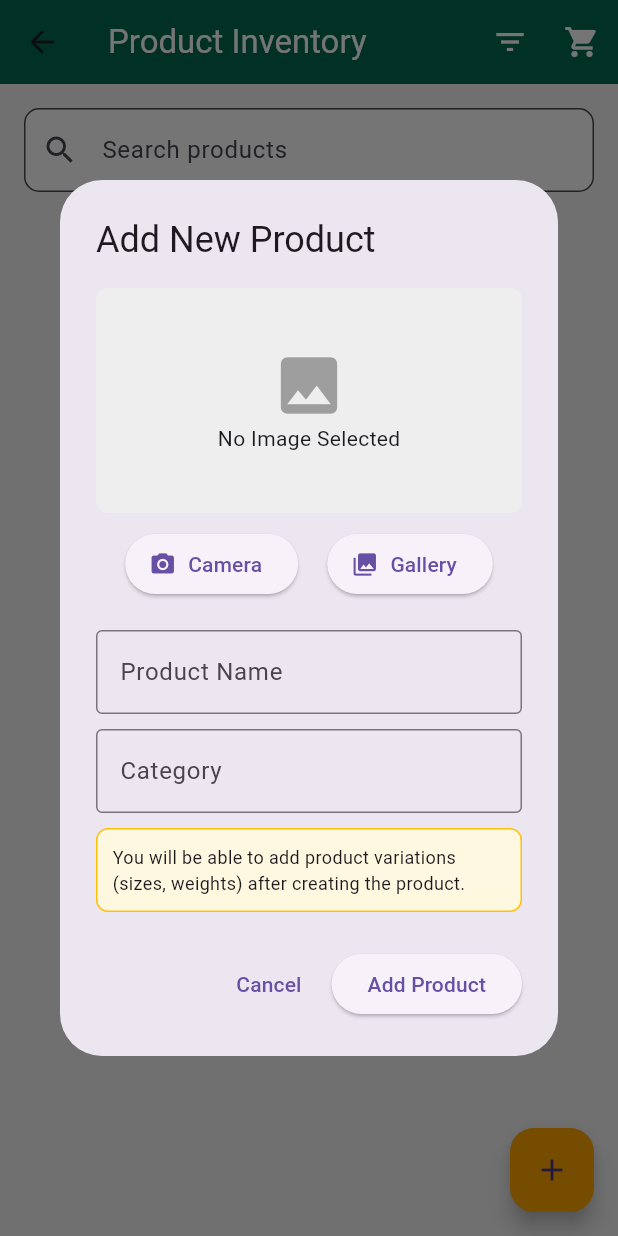
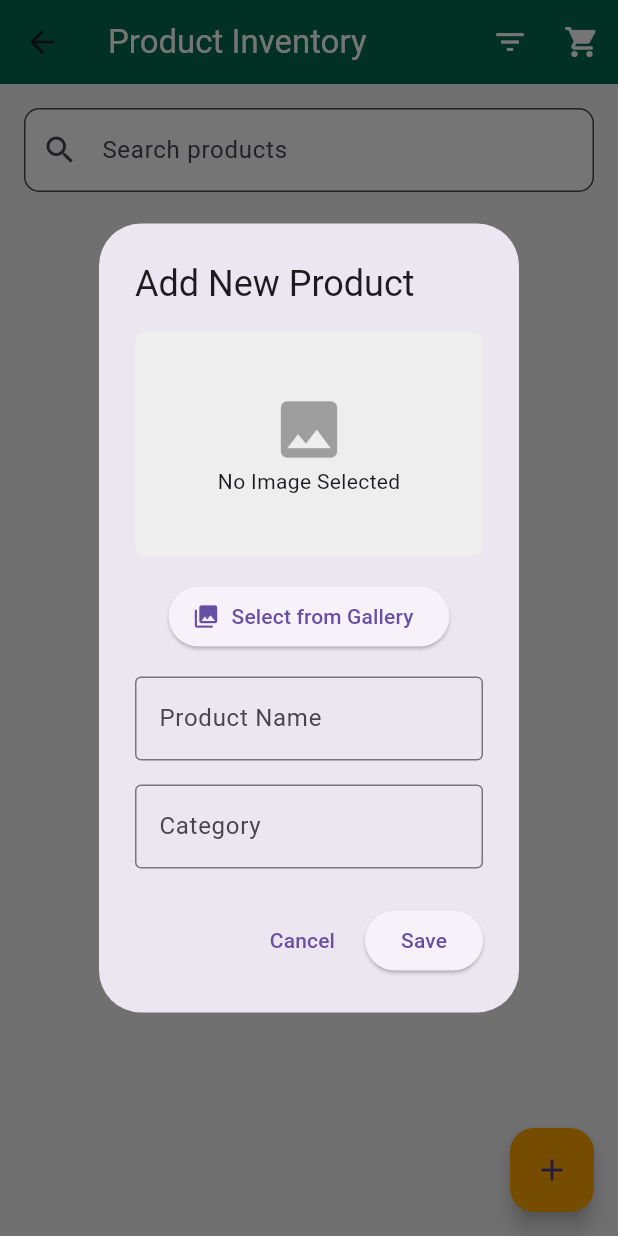
Before and after one commit to udaypatil18/storeapp, a Flutter app: the ProductPage screen opened directly, after a tap on "Add your first product", on a phone screen of 412 x 824 dp. Run offline on Flutter 3.47's test engine with Material 3 defaults, Android fonts, the phone set to English and light mode, and no system bars; our stand-ins replace cloud_firestore, firebase_auth, firebase_core, flutter_staggered_animations, google_fonts, image_picker and 4 more; accounts and stored records are empty.

Commit message:
remove camera

```diff
--- a/lib/Screen/inventory.dart
+++ b/lib/Screen/inventory.dart
@@ -16,15 +16,11 @@ import '../firebase_services/firebase_service.dart';
 
 // Before taking/picking images
 Future<void> requestPermissions() async {
-  Map<Permission, PermissionStatus> statuses = await [
-    Permission.camera,
-    Permission.storage,
-  ].request();
-
-  if (statuses[Permission.camera]!.isDenied ||
-      statuses[Permission.storage]!.isDenied) {
+  final status = await Permission.storage.request();
+
+  if (status.isDenied) {
     SnackBar(
-      content: Text("Please allow the camera permission of taking pictures!"),
+      content: Text("Please allow storage permission for selecting images!"),
     );
   }
 }
@@ -48,7 +44,6 @@ class _ProductPageState extends State<ProductPage> {
     _loadProducts();
   }
 
-  // Update the _loadProducts method
   // Update the _loadProducts method
   Future<void> _loadProducts() async {
     setState(() => isLoading = true);
@@ -69,7 +64,6 @@ class _ProductPageState extends State<ProductPage> {
   }
 
   // Update your existing _addNewProduct method
-  // Update your existing _addNewProduct method
   Future<void> _addNewProduct(Product product) async {
     try {
       setState(() => isLoading = true);
@@ -99,7 +93,6 @@ class _ProductPageState extends State<ProductPage> {
     }
   }
 
-  // Update your existing methods to use Firestore
   // Update your existing methods to use Firestore
   Future<void> _updateProduct(Product product) async {
     if (product.id == null) {
@@ -132,8 +125,6 @@ class _ProductPageState extends State<ProductPage> {
   final Color accentColor = Color(0xFFFFA500); // Orange for alerts
   final Color backgroundColor = Color(0xFFF5F5F5); // Light background
 
-  // In lib/Screen/inventory.dart - Replace the existing _addToCart method
-// Replace the existing _addToCart method with this optimized version
   Future<void> _addToCart(Product product, ProductVariation variation) async {
     // Create controller outside the dialog
     final quantityController = TextEditingController();
@@ -251,6 +242,7 @@ class _ProductPageState extends State<ProductPage> {
 
   // Image picker
   final ImagePicker _picker = ImagePicker();
+  String? tempImagePath;
 
   // Dealers list
   List<Dealer> dealersList = [];
@@ -260,40 +252,8 @@ class _ProductPageState extends State<ProductPage> {
   String _searchQuery = '';
   ProductStatus? _filterStatus;
 
-  // @override
-  // void initState() {
-  //   super.initState();
-  //   // Initialize dealers list
-  //   dealersList = getDealers();
-  // }
-
-  // Take a picture with camera
-  Future<void> _takePicture(Product product) async {
-    try {
-      final XFile? image = await _picker.pickImage(
-        source: ImageSource.camera,
-        maxWidth: 800,
-        maxHeight: 800,
-        imageQuality: 90,
-      );
-
-      if (image != null) {
-        setState(() {
-          product.imagePath = image.path;
-        });
-
-        ScaffoldMessenger.of(context).showSnackBar(
-          SnackBar(content: Text('Product image updated')),
-        );
-      }
-    } catch (e) {
-      ScaffoldMessenger.of(context).showSnackBar(
-        SnackBar(content: Text('Failed to take picture: $e')),
-      );
-    }
-  }
-
   // Pick image from gallery
+  // Optimize gallery image picking
   Future<void> _pickImage(Product product) async {
     try {
       final XFile? image = await _picker.pickImage(
@@ -309,8 +269,30 @@ class _ProductPageState extends State<ProductPage> {
         });
 
         ScaffoldMessenger.of(context).showSnackBar(
-          SnackBar(content: Text('Product image updated')),
-        );
+          SnackBar(content: Text('Product image updated successfully')),
+        );
+      }
+    } catch (e) {
+      ScaffoldMessenger.of(context).showSnackBar(
+        SnackBar(content: Text('Failed to pick image: $e')),
+      );
+    }
+  }
+
+  // Optimize image picking for new products
+  Future<void> _pickImageFromGallery() async {
+    try {
+      final XFile? image = await _picker.pickImage(
+        source: ImageSource.gallery,
+        maxWidth: 800,
+        maxHeight: 800,
+        imageQuality: 90,
+      );
+
+      if (image != null) {
+        setState(() {
+          tempImagePath = image.path;
+        });
       }
     } catch (e) {
       ScaffoldMessenger.of(context).showSnackBar(
@@ -341,26 +323,13 @@ class _ProductPageState extends State<ProductPage> {
                   ),
                 ),
               SizedBox(height: 20),
-              Row(
-                mainAxisAlignment: MainAxisAlignment.spaceEvenly,
-                children: [
-                  ElevatedButton.icon(
-                    icon: Icon(Icons.camera_alt),
-                    label: Text('Camera'),
-                    onPressed: () {
-                      Navigator.of(context).pop();
-                      _takePicture(product);
-                    },
-                  ),
               ElevatedButton.icon(
                 icon: Icon(Icons.photo_library),
-                    label: Text('Gallery'),
+                label: Text('Select from Gallery'),
                 onPressed: () {
                   Navigator.of(context).pop();
                   _pickImage(product);
                 },
-                  ),
-                ],
               ),
             ],
           ),
@@ -450,7 +419,7 @@ class _ProductPageState extends State<ProductPage> {
     final sizeController = TextEditingController();
     final stockController = TextEditingController();
     final priceController = TextEditingController();
-    final reorderPointController = TextEditingController();
+   // final reorderPointController = TextEditingController();
 
     showDialog(
       context: context,
@@ -552,54 +521,10 @@ class _ProductPageState extends State<ProductPage> {
   }
 
   // Add New Product Dialog with Camera Option
+  // Update _showAddProductDialog to remove camera option
   void _showAddProductDialog() {
     final nameController = TextEditingController();
     final categoryController = TextEditingController();
-    String? tempImagePath;
-
-    // Function to take a picture
-    Future<void> _captureImage() async {
-      try {
-        final XFile? image = await _picker.pickImage(
-          source: ImageSource.camera,
-          maxWidth: 800,
-          maxHeight: 800,
-          imageQuality: 90,
-        );
-
-        if (image != null) {
-          setState(() {
-            tempImagePath = image.path;
-          });
-        }
-      } catch (e) {
-        ScaffoldMessenger.of(context).showSnackBar(
-          SnackBar(content: Text('Failed to take picture: $e')),
-        );
-      }
-    }
-
-    // Function to pick image from gallery
-    Future<void> _pickImageFromGallery() async {
-      try {
-        final XFile? image = await _picker.pickImage(
-          source: ImageSource.gallery,
-          maxWidth: 800,
-          maxHeight: 800,
-          imageQuality: 90,
-        );
-
-        if (image != null) {
-          setState(() {
-            tempImagePath = image.path;
-          });
-        }
-      } catch (e) {
-        ScaffoldMessenger.of(context).showSnackBar(
-          SnackBar(content: Text('Failed to pick image: $e')),
-        );
-      }
-    }
 
     showDialog(
       context: context,
@@ -612,7 +537,7 @@ class _ProductPageState extends State<ProductPage> {
                 child: Column(
                   mainAxisSize: MainAxisSize.min,
                   children: [
-                    // Image Preview or Capture Button
+                    // Image preview container
                     Container(
                       height: 150,
                       width: double.infinity,
@@ -632,40 +557,26 @@ class _ProductPageState extends State<ProductPage> {
                         child: Column(
                           mainAxisAlignment: MainAxisAlignment.center,
                           children: [
-                            Icon(Icons.image,
-                                size: 50, color: Colors.grey),
+                            Icon(Icons.image, size: 50, color: Colors.grey),
                             Text('No Image Selected'),
                           ],
                         ),
                       ),
                     ),
-                    SizedBox(height: 10),
-
-                    // Image Buttons
-                    Row(
-                      mainAxisAlignment: MainAxisAlignment.spaceEvenly,
-                      children: [
-                        ElevatedButton.icon(
-                          icon: Icon(Icons.camera_alt),
-                          label: Text('Camera'),
-                          onPressed: () async {
-                            await _captureImage();
-                            setDialogState(() {});
-                          },
-                        ),
+                    SizedBox(height: 16),
+
+                    // Gallery selection button
                     ElevatedButton.icon(
                       icon: Icon(Icons.photo_library),
-                          label: Text('Gallery'),
+                      label: Text('Select from Gallery'),
                       onPressed: () async {
                         await _pickImageFromGallery();
-                            setDialogState(() {});
-                          },
-                        ),
-                      ],
-                    ),
-                    SizedBox(height: 20),
-
-                    // Product Name
+                        setDialogState(() {}); // Refresh dialog UI
+                      },
+                    ),
+                    SizedBox(height: 16),
+
+                    // Product Name field
                     TextField(
                       controller: nameController,
                       decoration: InputDecoration(
@@ -673,9 +584,9 @@ class _ProductPageState extends State<ProductPage> {
                         border: OutlineInputBorder(),
                       ),
                     ),
-                    SizedBox(height: 10),
-
-                    // Category
+                    SizedBox(height: 16),
+
+                    // Category field
                     TextField(
                       controller: categoryController,
                       decoration: InputDecoration(
@@ -683,56 +594,47 @@ class _ProductPageState extends State<ProductPage> {
                         border: OutlineInputBorder(),
                       ),
                     ),
-                    SizedBox(height: 10),
-
-                    // Note about variations
-                    Container(
-                      padding: EdgeInsets.all(10),
-                      decoration: BoxDecoration(
-                        color: Colors.amber[50],
-                        borderRadius: BorderRadius.circular(8),
-                        border: Border.all(color: Colors.amber),
-                      ),
-                      child: Text(
-                        'You will be able to add product variations (sizes, weights) after creating the product.',
-                        style: TextStyle(fontSize: 12),
-                      ),
-                    ),
                   ],
                 ),
               ),
               actions: [
                 TextButton(
                   child: Text('Cancel'),
-                  onPressed: () => Navigator.of(context).pop(),
+                  onPressed: () {
+                    setState(() {
+                      tempImagePath = null; // Clear the temporary image
+                    });
+                    Navigator.of(context).pop();
+                  },
                 ),
                 ElevatedButton(
-                  child: Text('Add Product'),
-                  onPressed: () async{
+                  child: Text('Save'),
+                  onPressed: () async {
                     // Validate inputs
                     if (nameController.text.isEmpty || categoryController.text.isEmpty) {
                       ScaffoldMessenger.of(context).showSnackBar(
-                        SnackBar(content: Text('Please fill all fields')),
+                        SnackBar(content: Text('Please fill in all fields')),
                       );
                       return;
                     }
 
-                    // Add new product
+                    // Create new product
                     final newProduct = Product(
                       name: nameController.text,
+                      category: categoryController.text,
                       imagePath: tempImagePath,
-                      category: categoryController.text,
+                      variations: [],
                       lastRestocked: DateTime.now(),
-                      variations: [], // Empty variations list
-                    );
-
-                    Navigator.of(context).pop();
-
-                    // Add product to Firestore
+                    );
+
+                    // Add product
                     await _addNewProduct(newProduct);
 
-                    // Show add variation dialog
-                    _showAddVariationDialog(newProduct);
+                    // Clear temporary image and close dialog
+                    setState(() {
+                      tempImagePath = null;
+                    });
+                    Navigator.of(context).pop();
                   },
                 ),
               ],
```
Also changed, not shown: 4 other files. Lines whose indentation alone changed are shown as unchanged.
